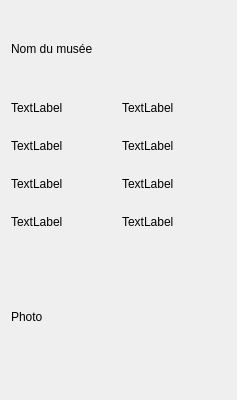
First picture: the form in ProjetsCPP/GeoStation_Projet/museesmozaicwidget.ui, repository CALF75/FormationAJC, before the edit.
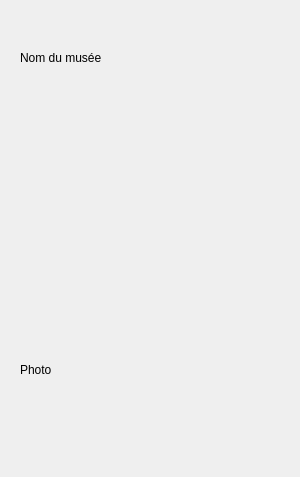
Second picture: the form after the edit. Custom widgets are drawn as their Qt base class.

Patch:
```diff
--- a/ProjetsCPP/GeoStation_Projet/museesmozaicwidget.ui
+++ b/ProjetsCPP/GeoStation_Projet/museesmozaicwidget.ui
@@ -6,15 +6,27 @@
    <rect>
     <x>0</x>
     <y>0</y>
-    <width>237</width>
-    <height>400</height>
+    <width>300</width>
+    <height>477</height>
    </rect>
   </property>
+  <property name="minimumSize">
+   <size>
+    <width>300</width>
+    <height>477</height>
+   </size>
+  </property>
   <property name="windowTitle">
    <string>Form</string>
   </property>
-  <layout class="QVBoxLayout" name="verticalLayout_2">
-   <item>
+  <property name="styleSheet">
+   <string notr="true">background-color: rgb( 	207, 181, 59);</string>
+  </property>
+  <layout class="QGridLayout" name="gridLayout_3">
+   <item row="0" column="0">
+    <widget class="WidgetStyleSheet" name="widget" native="true">
+     <layout class="QGridLayout" name="gridLayout_2">
+      <item row="0" column="0">
     <layout class="QVBoxLayout" name="verticalLayout">
      <item>
       <widget class="QLabel" name="label_nomMusee">
@@ -34,56 +46,56 @@
        <item row="0" column="1">
         <widget class="QLabel" name="droite_adresse">
          <property name="text">
-          <string>TextLabel</string>
+             <string/>
          </property>
         </widget>
        </item>
        <item row="1" column="0">
         <widget class="QLabel" name="gauche_horaires">
          <property name="text">
-          <string>TextLabel</string>
+             <string/>
          </property>
         </widget>
        </item>
        <item row="2" column="1">
         <widget class="QLabel" name="droite_fermeture">
          <property name="text">
-          <string>TextLabel</string>
+             <string/>
          </property>
         </widget>
        </item>
        <item row="1" column="1">
         <widget class="QLabel" name="droite_horaires">
          <property name="text">
-          <string>TextLabel</string>
+             <string/>
          </property>
         </widget>
        </item>
        <item row="0" column="0">
         <widget class="QLabel" name="gauche_adresse">
          <property name="text">
-          <string>TextLabel</string>
+             <string/>
          </property>
         </widget>
        </item>
        <item row="2" column="0">
         <widget class="QLabel" name="gauche_fermeture">
          <property name="text">
-          <string>TextLabel</string>
+             <string/>
          </property>
         </widget>
        </item>
        <item row="3" column="0">
         <widget class="QLabel" name="gauche_nocturnes">
          <property name="text">
-          <string>TextLabel</string>
+             <string/>
          </property>
         </widget>
        </item>
        <item row="3" column="1">
         <widget class="QLabel" name="droite_nocturnes">
          <property name="text">
-          <string>TextLabel</string>
+             <string/>
          </property>
         </widget>
        </item>
@@ -100,6 +112,17 @@
    </item>
   </layout>
  </widget>
+   </item>
+  </layout>
+ </widget>
+ <customwidgets>
+  <customwidget>
+   <class>WidgetStyleSheet</class>
+   <extends>QWidget</extends>
+   <header>widgetstylesheet.h</header>
+   <container>1</container>
+  </customwidget>
+ </customwidgets>
  <resources/>
  <connections/>
 </ui>
```
Lines whose indentation alone changed are shown as unchanged.
